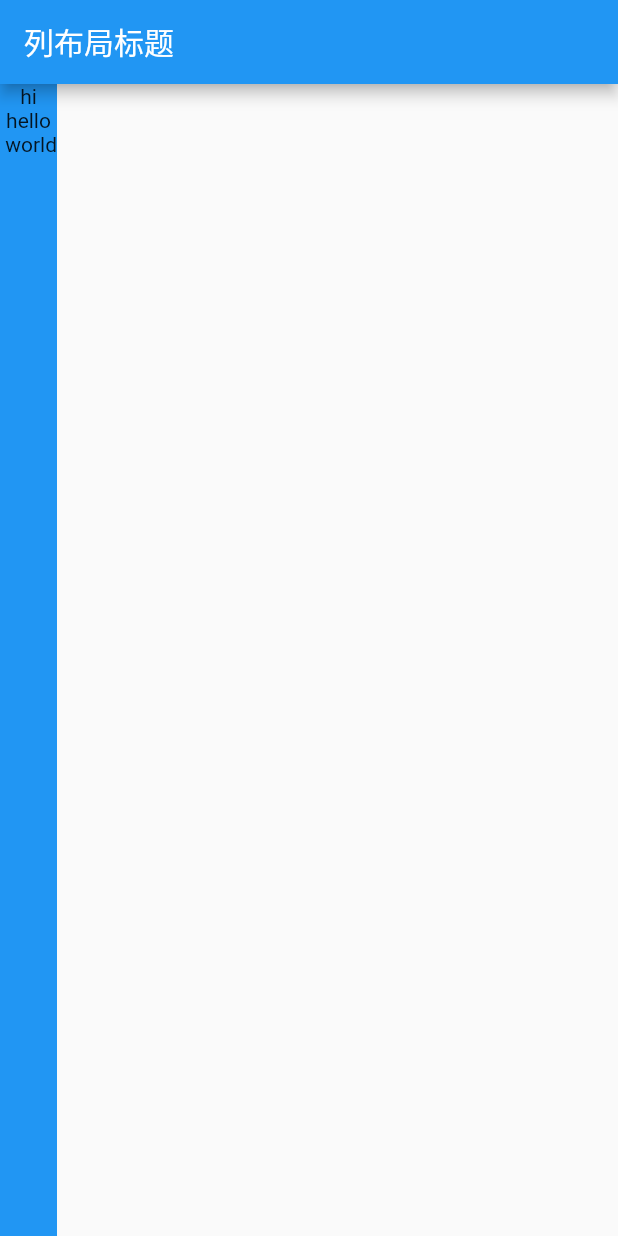
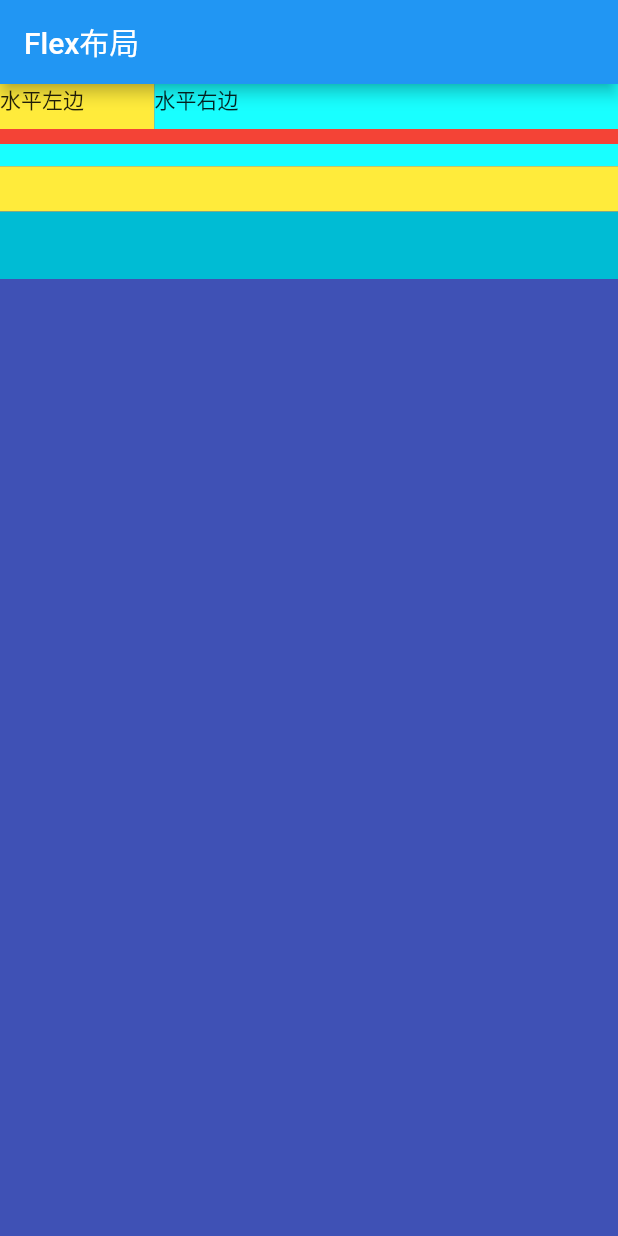
Before and after one commit to xy-Flutter/flutter-app-demo, a Flutter app: the screen it shows after launch, on a phone screen of 412 x 824 dp. Run offline on Flutter 3.47's test engine with Material 2 defaults, Android fonts, the phone set to English and light mode, and no system bars.

Commit message:
弹性布局demo，使用flex&expanded

```diff
--- a/lib/main.dart
+++ b/lib/main.dart
@@ -1,73 +1,74 @@
-///
 import 'package:flutter/material.dart';
 
-void main(List<String> args) {
-//  runApp(MyRowApp());
-  runApp(MyColumnApp());
-}
+void main() => runApp(MyFlexApp());
 
-///row(
-///children[Widget]: 布局内包含的组件
-///textDirection: children内组件摆放的顺序
-///mainAxisSize: 此row占水平方向大小空间,max:表示占满水平方向，min:表示水平宽度等于子组件总宽度
-///mainAxisAlignment: 如果mainAxisSize=min，没有意义，=max才有意义，此时，要参考textDirection初始方向，以textDirection为参考系
-///verticalDirection: 表示总抽的对齐方式，不是子组件在纵轴方向
-///crossAxisAlignment: 表示子组件在纵轴对齐方式，相对行底部
-///)
-class MyRowApp extends StatelessWidget {
-  @override
-  Widget build(BuildContext context) {
-    return MaterialApp(
-      title: "MaterialApp标题",
-      theme: ThemeData.light(),
-      home: Scaffold(
-          appBar: AppBar(
-            title: Text("脚手架标题"),
-            centerTitle: false, //标题是否居中，默认false
-          ),
-          body: Column(
-            crossAxisAlignment: CrossAxisAlignment.start,
-            children: <Widget>[
-              Row(
-                mainAxisAlignment: MainAxisAlignment.center,
-                children: <Widget>[Text(" hello world"), Text(" I am ok")],
-              ),
-              Row(
-                children: <Widget>[Text(" hello world "), Text(" I am ok")],
-              ),
-              Row(
-                textDirection: TextDirection.rtl,
-                mainAxisAlignment: MainAxisAlignment.start,
-                //TODO 此时应该是自下而上,为何不是在底部，配合crossAxisAlignment还不行？---想错了，这行无法跳到底部，而是指组件相对于行底部对齐
-                verticalDirection: VerticalDirection.up,
-                crossAxisAlignment: CrossAxisAlignment.end,
-                children: <Widget>[
-                  Text(
-                    " hello world ",
-                    style: TextStyle(fontSize: 10),
-                  ),
-                  Text(" I am ok")
-                ],
-              ),
-            ],
-          )),
-    );
-  }
-}
-
-class MyColumnApp extends StatelessWidget {
+///弹性布局，很简单flex结合expanded
+class MyFlexApp extends StatelessWidget {
   @override
   Widget build(BuildContext context) {
     return MaterialApp(
       home: Scaffold(
         appBar: AppBar(
-          title: Text("列布局标题"),
+          title: Text("Flex布局"),
         ),
         body: Container(
-          color: Colors.blue,
+          color: Colors.indigo,
           child: Column(
-//          mainAxisAlignment: MainAxisAlignment.end,
-            children: <Widget>[Text("hi"), Text("hello"), Text(" world")],
+            children: <Widget>[
+              Flex(
+                //水平方向的弹性布局
+                direction: Axis.horizontal,
+                children: <Widget>[
+                  Expanded(
+                      flex: 1,
+                      child: Container(
+                        height: 30,
+                        color: Colors.yellow,
+                        child: Text("水平左边"),
+                      )),
+                  Expanded(
+                    flex: 3,
+                    child: Container(
+                      height: 30,
+                      color: Colors.cyanAccent,
+                      child: Text("水平右边"),
+                    ),
+                  )
+                ],
+              )
+              //分隔符，试试垂直方向的弹性布局
+              ,
+              Container(
+                //分隔符
+                padding: EdgeInsets.only(top: 10.0),
+                color: Colors.red,
+                height: 100, //3个分
+                //垂直三个方向
+                child: Flex(
+                  direction: Axis.vertical,
+                  children: <Widget>[
+                    Expanded(
+                      flex: 1,
+                      child: Container(
+                        color: Colors.cyanAccent,
+                      ),
+                    ),
+                    Expanded(
+                      flex: 2,
+                      child: Container(
+                        color: Colors.yellow,
+                      ),
+                    ),
+                    Expanded(
+                      flex: 3,
+                      child: Container(
+                        color: Colors.cyan,
+                      ),
+                    ),
+                  ],
+                ),
+              )
+            ],
           ),
         ),
       ),
```
Also changed, not shown: 1 other file.
